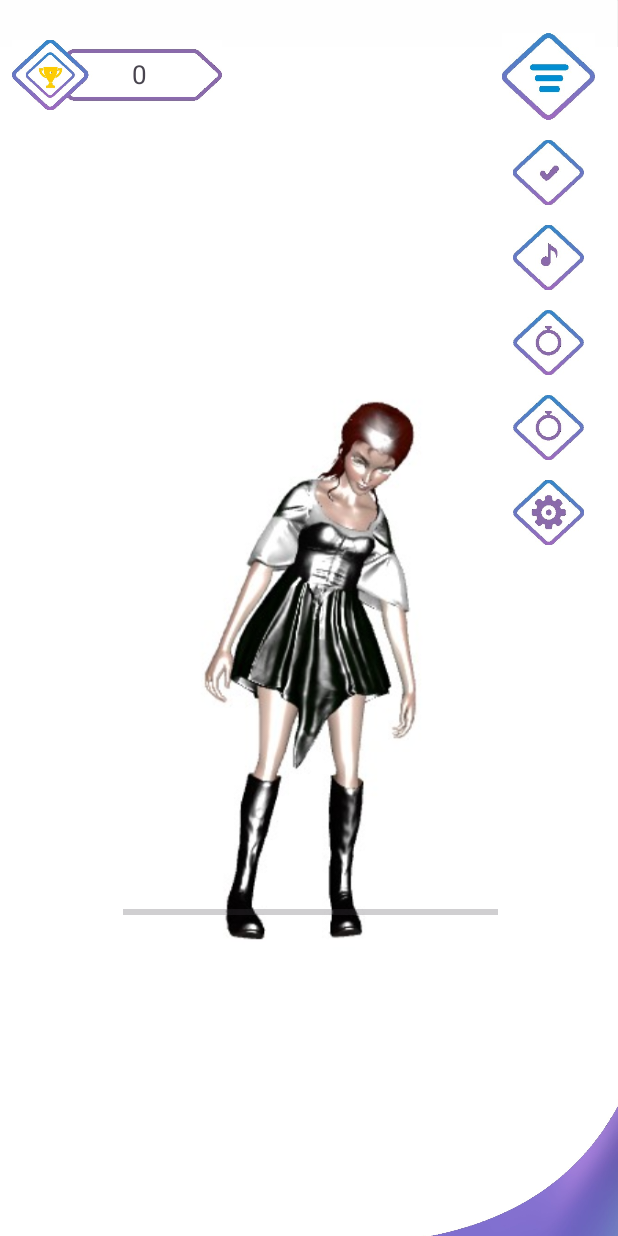
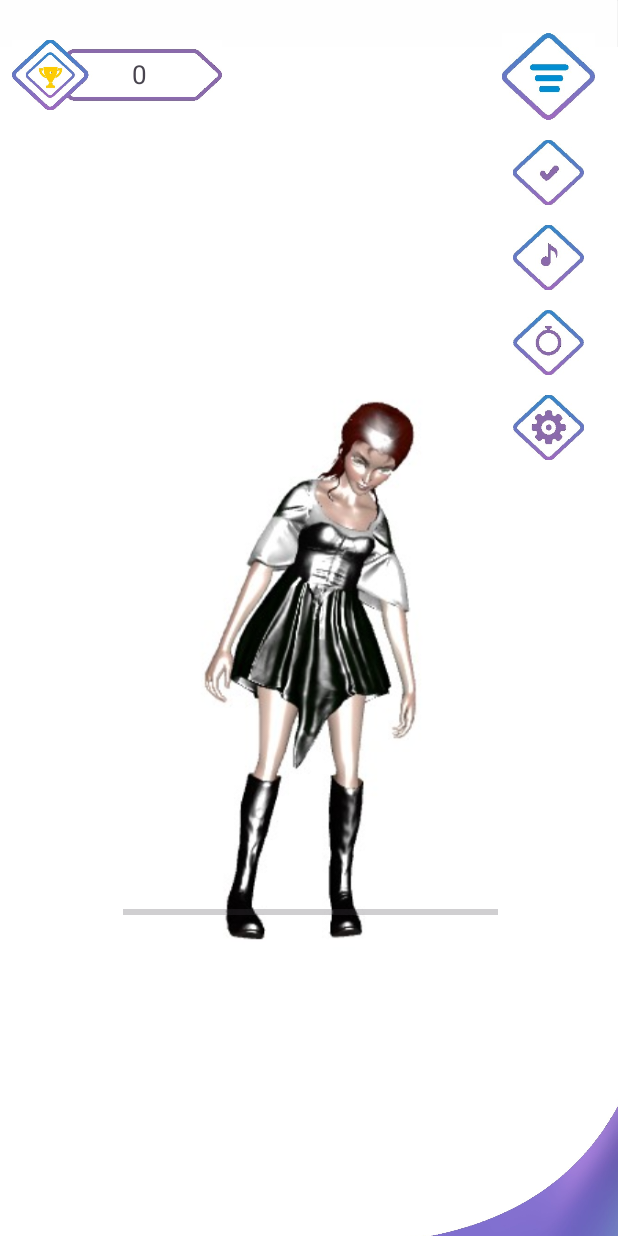
Before and after one commit to mstfyvz/mootify, an Android app: the MainActivity screen opened directly, with no data from a screen before it, after a tap on an icon or button, on a phone screen of 412 x 824 dp. Run offline under Robolectric (Android 15) with nearby library versions, the phone set to English and light mode, and no system bars; libraries missing offline, so code that uses them is left out: com.raizlabs.android; 8 statements that could not run were skipped.

Commit message:
- hide score table

```diff
--- a/app/src/main/java/com/sebnem/mootify/activities/MainActivity.kt
+++ b/app/src/main/java/com/sebnem/mootify/activities/MainActivity.kt
@@ -136,8 +136,8 @@ class MainActivity : AppCompatActivity() {
                     binding.imageViewMusic.visibility = visibility
                     delay(100)
                     binding.imageViewTimer.visibility = visibility
-                    delay(100)
-                    binding.imageViewEffort.visibility = visibility
+                    // delay(100)
+                    // binding.imageViewEffort.visibility = visibility
                     delay(100)
                     binding.imageViewSettings.visibility = if (isMenuOpen) {
                         isMenuOpen = false
--- a/app/src/main/res/layout/activity_main.xml
+++ b/app/src/main/res/layout/activity_main.xml
@@ -80,7 +80,7 @@
         android:layout_height="47dp"
         android:layout_marginTop="9dp"
         android:src="@drawable/img_5"
-        android:visibility="invisible"
+        android:visibility="gone"
         app:layout_constraintEnd_toEndOf="@id/imageView_music"
         app:layout_constraintStart_toStartOf="@id/imageView_music"
         app:layout_constraintTop_toBottomOf="@id/imageView_timer" />
```
